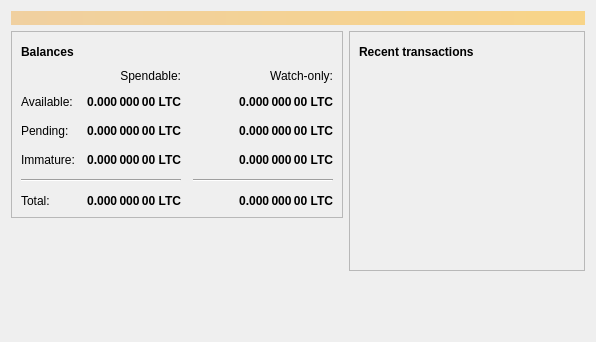
Above: src/qt/forms/overviewpage.ui from odeonus/beyondcoin-BYND before the change. Below: the same form after it.
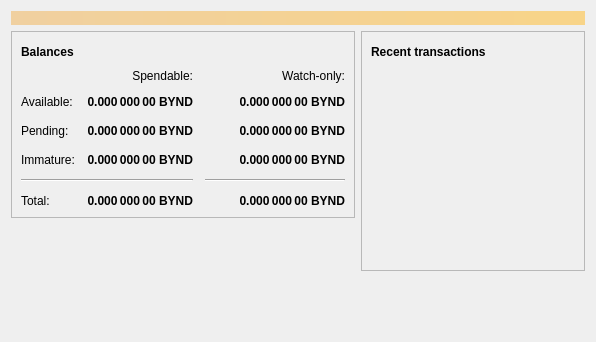
That is the form after the change. Icons and pictures are not drawn.

Commit message: ltc -> bynd

What changed in the file:
```diff
--- a/src/qt/forms/overviewpage.ui
+++ b/src/qt/forms/overviewpage.ui
@@ -129,7 +129,7 @@
                <string>Unconfirmed transactions to watch-only addresses</string>
               </property>
               <property name="text">
-               <string notr="true">0.000 000 00 LTC</string>
+               <string notr="true">0.000 000 00 BYND</string>
               </property>
               <property name="alignment">
                <set>Qt::AlignRight|Qt::AlignTrailing|Qt::AlignVCenter</set>
@@ -154,7 +154,7 @@
                <string>Total of transactions that have yet to be confirmed, and do not yet count toward the spendable balance</string>
               </property>
               <property name="text">
-               <string notr="true">0.000 000 00 LTC</string>
+               <string notr="true">0.000 000 00 BYND</string>
               </property>
               <property name="alignment">
                <set>Qt::AlignRight|Qt::AlignTrailing|Qt::AlignVCenter</set>
@@ -179,7 +179,7 @@
                <string>Mined balance in watch-only addresses that has not yet matured</string>
               </property>
               <property name="text">
-               <string notr="true">0.000 000 00 LTC</string>
+               <string notr="true">0.000 000 00 BYND</string>
               </property>
               <property name="alignment">
                <set>Qt::AlignRight|Qt::AlignTrailing|Qt::AlignVCenter</set>
@@ -237,7 +237,7 @@
                <string>Mined balance that has not yet matured</string>
               </property>
               <property name="text">
-               <string notr="true">0.000 000 00 LTC</string>
+               <string notr="true">0.000 000 00 BYND</string>
               </property>
               <property name="alignment">
                <set>Qt::AlignRight|Qt::AlignTrailing|Qt::AlignVCenter</set>
@@ -282,7 +282,7 @@
                <string>Your current total balance</string>
               </property>
               <property name="text">
-               <string notr="true">0.000 000 00 LTC</string>
+               <string notr="true">0.000 000 00 BYND</string>
               </property>
               <property name="alignment">
                <set>Qt::AlignRight|Qt::AlignTrailing|Qt::AlignVCenter</set>
@@ -307,7 +307,7 @@
                <string>Current total balance in watch-only addresses</string>
               </property>
               <property name="text">
-               <string notr="true">0.000 000 00 LTC</string>
+               <string notr="true">0.000 000 00 BYND</string>
               </property>
               <property name="alignment">
                <set>Qt::AlignRight|Qt::AlignTrailing|Qt::AlignVCenter</set>
@@ -349,7 +349,7 @@
                <string>Your current spendable balance</string>
               </property>
               <property name="text">
-               <string notr="true">0.000 000 00 LTC</string>
+               <string notr="true">0.000 000 00 BYND</string>
               </property>
               <property name="alignment">
                <set>Qt::AlignRight|Qt::AlignTrailing|Qt::AlignVCenter</set>
@@ -374,7 +374,7 @@
                <string>Your current balance in watch-only addresses</string>
               </property>
               <property name="text">
-               <string notr="true">0.000 000 00 LTC</string>
+               <string notr="true">0.000 000 00 BYND</string>
               </property>
               <property name="alignment">
                <set>Qt::AlignRight|Qt::AlignTrailing|Qt::AlignVCenter</set>
```
The commit also changes 21 other files.
